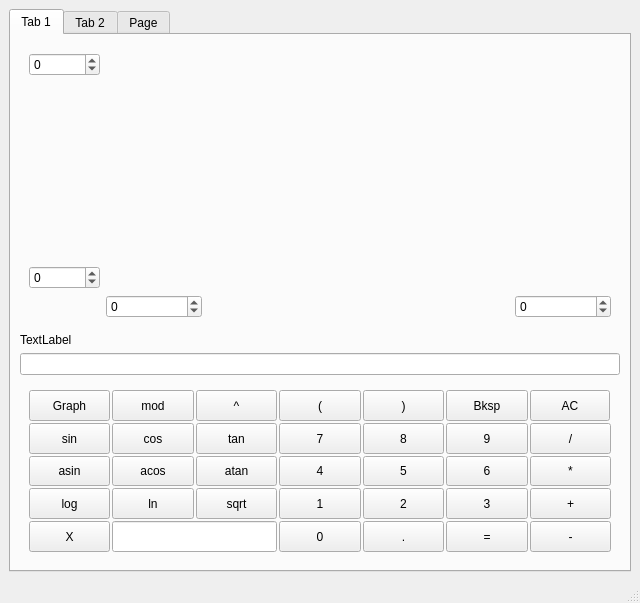
First picture: the form in src/Calc_2_0/mainwindow.ui, repository sg41/SmartCalc, before the edit.
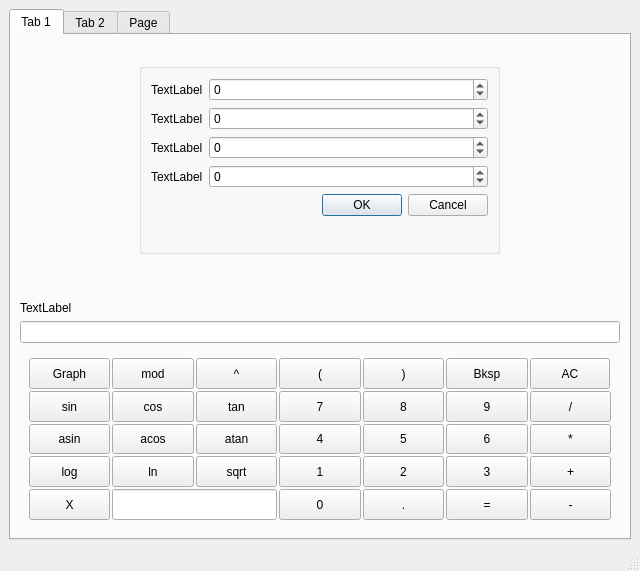
Second picture: the form after the edit. Custom widgets are drawn as their Qt base class.

Commit message: graph calc ui version 1

The edit to the form file:
```diff
--- a/src/Calc_2_0/mainwindow.ui
+++ b/src/Calc_2_0/mainwindow.ui
@@ -7,7 +7,7 @@
     <x>0</x>
     <y>0</y>
     <width>640</width>
-    <height>603</height>
+    <height>571</height>
    </rect>
   </property>
   <property name="windowTitle">
@@ -32,7 +32,7 @@
        </attribute>
        <layout class="QGridLayout" name="gridLayout_2">
         <item row="1" column="0">
-         <widget class="QLabel" name="label">
+         <widget class="QLabel" name="History">
           <property name="text">
            <string>TextLabel</string>
           </property>
@@ -53,7 +53,44 @@
            </size>
           </property>
           <layout class="QGridLayout" name="gridLayout_3">
+           <item row="0" column="0" rowspan="3" colspan="2">
+            <widget class="QCustomPlot" name="graph_area" native="true">
+             <property name="sizePolicy">
+              <sizepolicy hsizetype="Expanding" vsizetype="Expanding">
+               <horstretch>3</horstretch>
+               <verstretch>3</verstretch>
+              </sizepolicy>
+             </property>
+             <property name="minimumSize">
+              <size>
+               <width>0</width>
+               <height>200</height>
+              </size>
+             </property>
+             <property name="contextMenuPolicy">
+              <enum>Qt::CustomContextMenu</enum>
+             </property>
+             <widget class="QGroupBox" name="SizeDialog">
+              <property name="enabled">
+               <bool>true</bool>
+              </property>
+              <property name="geometry">
+               <rect>
+                <x>110</x>
+                <y>10</y>
+                <width>361</width>
+                <height>191</height>
+               </rect>
+              </property>
+              <layout class="QFormLayout" name="formLayout">
            <item row="0" column="0">
+                <widget class="QLabel" name="label">
+                 <property name="text">
+                  <string>TextLabel</string>
+                 </property>
+                </widget>
+               </item>
+               <item row="0" column="1">
             <widget class="QSpinBox" name="spinBox">
              <property name="minimum">
               <number>-1000000</number>
@@ -63,7 +100,7 @@
              </property>
             </widget>
            </item>
-           <item row="2" column="0">
+               <item row="1" column="1">
             <widget class="QSpinBox" name="spinBox_2">
              <property name="minimum">
               <number>-1000000</number>
@@ -73,7 +110,7 @@
              </property>
             </widget>
            </item>
-           <item row="5" column="1">
+               <item row="2" column="1">
             <widget class="QSpinBox" name="spinBox_3">
              <property name="minimum">
               <number>-1000000</number>
@@ -83,7 +120,7 @@
              </property>
             </widget>
            </item>
-           <item row="5" column="5">
+               <item row="3" column="1">
             <widget class="QSpinBox" name="spinBox_5">
              <property name="sizePolicy">
               <sizepolicy hsizetype="Minimum" vsizetype="Fixed">
@@ -99,60 +136,37 @@
              </property>
             </widget>
            </item>
-           <item row="0" column="1" rowspan="3" colspan="5">
-            <widget class="QCustomPlot" name="widget" native="true">
-             <property name="sizePolicy">
-              <sizepolicy hsizetype="Expanding" vsizetype="Expanding">
-               <horstretch>3</horstretch>
-               <verstretch>3</verstretch>
-              </sizepolicy>
-             </property>
-             <property name="minimumSize">
-              <size>
-               <width>0</width>
-               <height>200</height>
-              </size>
-             </property>
-            </widget>
-           </item>
-           <item row="5" column="4">
-            <spacer name="horizontalSpacer_3">
-             <property name="orientation">
-              <enum>Qt::Horizontal</enum>
-             </property>
-             <property name="sizeHint" stdset="0">
-              <size>
-               <width>40</width>
-               <height>20</height>
-              </size>
-             </property>
-            </spacer>
-           </item>
-           <item row="5" column="2">
-            <spacer name="horizontalSpacer_2">
-             <property name="orientation">
-              <enum>Qt::Horizontal</enum>
-             </property>
-             <property name="sizeHint" stdset="0">
-              <size>
-               <width>40</width>
-               <height>20</height>
-              </size>
-             </property>
-            </spacer>
-           </item>
-           <item row="5" column="3">
-            <spacer name="horizontalSpacer">
-             <property name="orientation">
-              <enum>Qt::Horizontal</enum>
-             </property>
-             <property name="sizeHint" stdset="0">
-              <size>
-               <width>40</width>
-               <height>20</height>
-              </size>
-             </property>
-            </spacer>
+               <item row="4" column="0" colspan="2">
+                <widget class="QDialogButtonBox" name="buttonBox">
+                 <property name="standardButtons">
+                  <set>QDialogButtonBox::Cancel|QDialogButtonBox::Ok</set>
+                 </property>
+                </widget>
+               </item>
+               <item row="1" column="0">
+                <widget class="QLabel" name="label_2">
+                 <property name="text">
+                  <string>TextLabel</string>
+                 </property>
+                </widget>
+               </item>
+               <item row="2" column="0">
+                <widget class="QLabel" name="label_3">
+                 <property name="text">
+                  <string>TextLabel</string>
+                 </property>
+                </widget>
+               </item>
+               <item row="3" column="0">
+                <widget class="QLabel" name="label_4">
+                 <property name="text">
+                  <string>TextLabel</string>
+                 </property>
+                </widget>
+               </item>
+              </layout>
+             </widget>
+            </widget>
            </item>
           </layout>
          </widget>
```
Left out of the diff: 29 changed lines with no effect on the pictures. Lines whose indentation alone changed are shown as unchanged. The commit also changes 2 other files.
